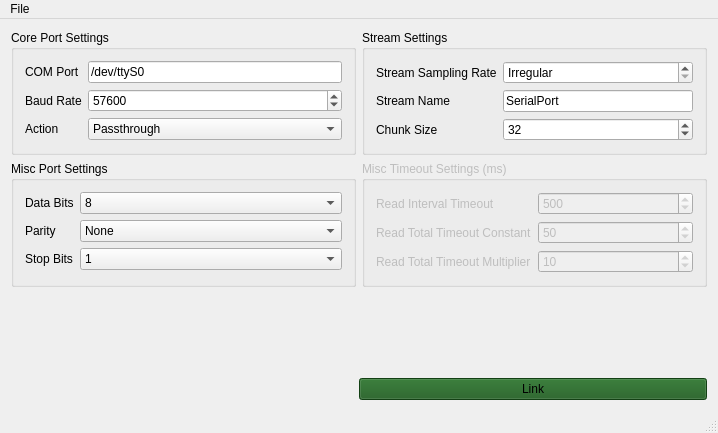
This is mainwindow.ui in roberttoth02/App-SerialPortMac as Qt 5 draws it before an edit. The edited form follows.
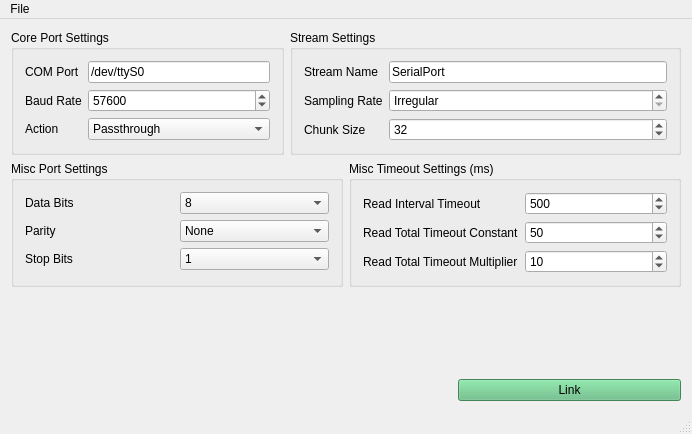
This is the edited form.

```diff
--- a/mainwindow.ui
+++ b/mainwindow.ui
@@ -9,8 +9,8 @@
    <rect>
     <x>0</x>
     <y>0</y>
-    <width>718</width>
-    <height>433</height>
+    <width>692</width>
+    <height>434</height>
    </rect>
   </property>
   <property name="windowTitle">
@@ -19,16 +19,13 @@
   <widget class="QWidget" name="centralWidget">
    <layout class="QVBoxLayout" name="verticalLayout">
     <item>
-     <layout class="QHBoxLayout" name="horizontalLayout_2">
-      <item>
+     <layout class="QGridLayout" name="gridLayout_5">
+      <item row="0" column="0">
        <widget class="QGroupBox" name="groupBox">
         <property name="title">
          <string>Core Port Settings</string>
         </property>
-        <layout class="QFormLayout" name="formLayout">
-         <property name="fieldGrowthPolicy">
-          <enum>QFormLayout::AllNonFixedFieldsGrow</enum>
-         </property>
+        <layout class="QGridLayout" name="gridLayout_4">
          <item row="0" column="0">
           <widget class="QLabel" name="label_4">
            <property name="text">
@@ -38,6 +35,12 @@
          </item>
          <item row="0" column="1">
           <widget class="QLineEdit" name="comPort">
+           <property name="sizePolicy">
+            <sizepolicy hsizetype="Minimum" vsizetype="Fixed">
+             <horstretch>0</horstretch>
+             <verstretch>0</verstretch>
+            </sizepolicy>
+           </property>
            <property name="toolTip">
             <string>Linux Device. e.g. /dev/ttyS0</string>
            </property>
@@ -66,8 +69,21 @@
            </property>
           </widget>
          </item>
+         <item row="2" column="0">
+          <widget class="QLabel" name="label_8">
+           <property name="text">
+            <string>Action</string>
+           </property>
+          </widget>
+         </item>
          <item row="2" column="1">
           <widget class="QComboBox" name="datamode">
+           <property name="sizePolicy">
+            <sizepolicy hsizetype="Minimum" vsizetype="Fixed">
+             <horstretch>0</horstretch>
+             <verstretch>0</verstretch>
+            </sizepolicy>
+           </property>
            <item>
             <property name="text">
              <string>Passthrough</string>
@@ -85,33 +101,40 @@
            </item>
           </widget>
          </item>
-         <item row="2" column="0">
-          <widget class="QLabel" name="label_8">
-           <property name="text">
-            <string>Action</string>
-           </property>
-          </widget>
-         </item>
         </layout>
        </widget>
       </item>
-      <item>
+      <item row="0" column="1">
        <widget class="QGroupBox" name="groupBox_2">
         <property name="title">
          <string>Stream Settings</string>
         </property>
-        <layout class="QFormLayout" name="formLayout_2">
-         <property name="fieldGrowthPolicy">
-          <enum>QFormLayout::AllNonFixedFieldsGrow</enum>
-         </property>
+        <layout class="QGridLayout" name="gridLayout_3">
          <item row="0" column="0">
+          <widget class="QLabel" name="label_2">
+           <property name="text">
+            <string>Stream Name</string>
+           </property>
+          </widget>
+         </item>
+         <item row="0" column="1">
+          <widget class="QLineEdit" name="streamName">
+           <property name="toolTip">
+            <string>The name of the stream within LSL.</string>
+           </property>
+           <property name="text">
+            <string>SerialPort</string>
+           </property>
+          </widget>
+         </item>
+         <item row="1" column="0">
           <widget class="QLabel" name="label">
            <property name="text">
-            <string>Stream Sampling Rate</string>
+            <string>Sampling Rate</string>
            </property>
           </widget>
          </item>
-         <item row="0" column="1">
+         <item row="1" column="1">
           <widget class="QSpinBox" name="samplingRate">
            <property name="toolTip">
             <string>Set this to a non-zero value if you know the sampling rate.</string>
@@ -133,23 +156,6 @@
            </property>
           </widget>
          </item>
-         <item row="1" column="0">
-          <widget class="QLabel" name="label_2">
-           <property name="text">
-            <string>Stream Name</string>
-           </property>
-          </widget>
-         </item>
-         <item row="1" column="1">
-          <widget class="QLineEdit" name="streamName">
-           <property name="toolTip">
-            <string>The name of the stream within LSL.</string>
-           </property>
-           <property name="text">
-            <string>SerialPort</string>
-           </property>
-          </widget>
-         </item>
          <item row="2" column="0">
           <widget class="QLabel" name="label_9">
            <property name="text">
@@ -179,13 +185,13 @@
      </layout>
     </item>
     <item>
-     <layout class="QHBoxLayout" name="horizontalLayout_3">
-      <item>
+     <layout class="QGridLayout" name="gridLayout_6">
+      <item row="0" column="0">
        <widget class="QGroupBox" name="groupBox_3">
         <property name="title">
          <string>Misc Port Settings</string>
         </property>
-        <layout class="QFormLayout" name="formLayout_3">
+        <layout class="QGridLayout" name="gridLayout">
          <item row="0" column="0">
           <widget class="QLabel" name="label_5">
            <property name="text">
@@ -195,6 +201,12 @@
          </item>
          <item row="0" column="1">
           <widget class="QComboBox" name="dataBits">
+           <property name="sizePolicy">
+            <sizepolicy hsizetype="Minimum" vsizetype="Fixed">
+             <horstretch>0</horstretch>
+             <verstretch>0</verstretch>
+            </sizepolicy>
+           </property>
            <property name="toolTip">
             <string>Number of data bits per byte</string>
            </property>
@@ -243,6 +255,12 @@
            <property name="enabled">
             <bool>true</bool>
            </property>
+           <property name="sizePolicy">
+            <sizepolicy hsizetype="Minimum" vsizetype="Fixed">
+             <horstretch>0</horstretch>
+             <verstretch>0</verstretch>
+            </sizepolicy>
+           </property>
            <property name="toolTip">
             <string>Parity checking scheme.</string>
            </property>
@@ -278,6 +296,12 @@
            <property name="enabled">
             <bool>true</bool>
            </property>
+           <property name="sizePolicy">
+            <sizepolicy hsizetype="Minimum" vsizetype="Fixed">
+             <horstretch>0</horstretch>
+             <verstretch>0</verstretch>
+            </sizepolicy>
+           </property>
            <property name="toolTip">
             <string>Number of stop bits.</string>
            </property>
@@ -301,10 +325,10 @@
         </layout>
        </widget>
       </item>
-      <item>
+      <item row="0" column="1">
        <widget class="QGroupBox" name="groupBox_4">
         <property name="enabled">
-         <bool>false</bool>
+         <bool>true</bool>
         </property>
         <property name="toolTip">
          <string>The timeout settings are largely irrelevant in this simple context but are exposed for completeness.</string>
@@ -312,7 +336,7 @@
         <property name="title">
          <string>Misc Timeout Settings (ms)</string>
         </property>
-        <layout class="QFormLayout" name="formLayout_4">
+        <layout class="QGridLayout" name="gridLayout_2">
          <item row="0" column="0">
           <widget class="QLabel" name="label_10">
            <property name="text">
@@ -323,7 +347,7 @@
          <item row="0" column="1">
           <widget class="QSpinBox" name="readIntervalTimeout">
            <property name="enabled">
-            <bool>false</bool>
+            <bool>true</bool>
            </property>
            <property name="toolTip">
             <string>Maximum time that may pass between two bytes </string>
@@ -349,7 +373,7 @@
          <item row="1" column="1">
           <widget class="QSpinBox" name="readTotalTimeoutConstant">
            <property name="enabled">
-            <bool>false</bool>
+            <bool>true</bool>
            </property>
            <property name="toolTip">
             <string>Constant term in length-dependent timeout.</string>
@@ -372,13 +396,13 @@
          <item row="2" column="1">
           <widget class="QSpinBox" name="readTotalTimeoutMultiplier">
            <property name="enabled">
-            <bool>false</bool>
+            <bool>true</bool>
            </property>
            <property name="toolTip">
             <string>Linear term in length-dependent timeout.</string>
            </property>
            <property name="maximum">
-            <number>1000000</number>
+            <number>10000000</number>
            </property>
            <property name="value">
             <number>10</number>
@@ -405,6 +429,19 @@
     </item>
     <item>
      <layout class="QHBoxLayout" name="horizontalLayout">
+      <item>
+       <spacer name="horizontalSpacer_2">
+        <property name="orientation">
+         <enum>Qt::Horizontal</enum>
+        </property>
+        <property name="sizeHint" stdset="0">
+         <size>
+          <width>40</width>
+          <height>20</height>
+         </size>
+        </property>
+       </spacer>
+      </item>
       <item>
        <spacer name="horizontalSpacer">
         <property name="orientation">
@@ -427,7 +464,7 @@
          </sizepolicy>
         </property>
         <property name="styleSheet">
-         <string notr="true">background-color: rgb(26, 90, 28);</string>
+         <string notr="true">background-color: rgb(94, 186, 125);</string>
         </property>
         <property name="text">
          <string>Link</string>
@@ -443,8 +480,8 @@
     <rect>
      <x>0</x>
      <y>0</y>
-     <width>718</width>
-     <height>26</height>
+     <width>692</width>
+     <height>37</height>
     </rect>
    </property>
    <widget class="QMenu" name="menuFile">
```
Left out of the diff: 5 changed lines with no effect on the pictures.
